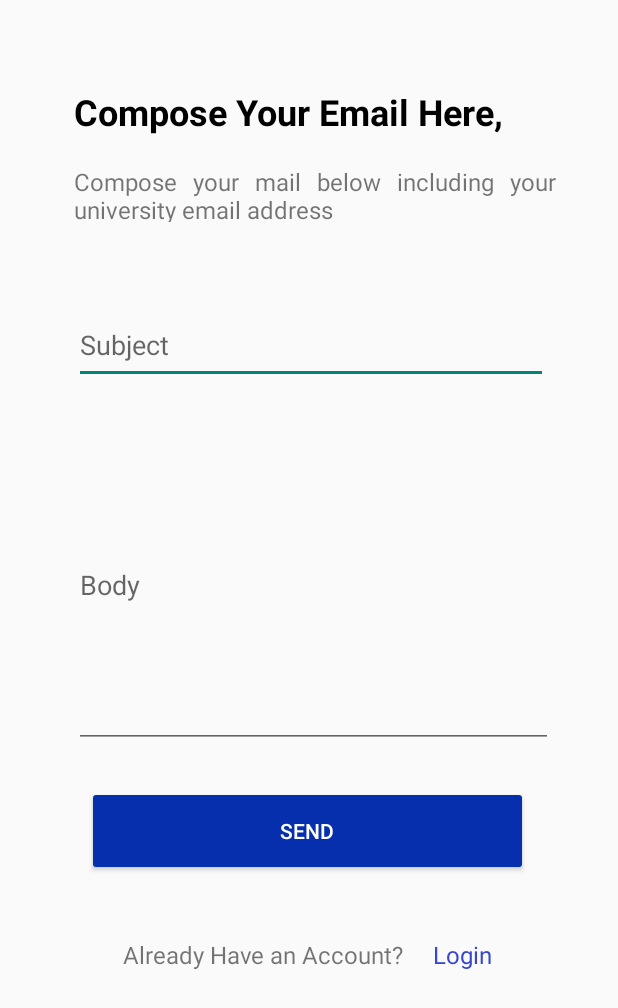
After one commit to shehan-shyaminda/PocketUni-Admin, an Android app: the Signup screen opened directly, with no data from a screen before it, on a phone screen of 412 x 824 dp. The commit adds this screen. Shown: the top 1008 px of the screen. Run offline under Robolectric (Android 15) with nearby library versions, the phone set to English and light mode, and no system bars.

Commit message:
Initial Screens and other modifications

```diff
--- a/app/src/main/java/com/codelabs/pocketuni_admin/SignUpActivity.java
+++ b/app/src/main/java/com/codelabs/pocketuni_admin/AboutUs.java
@@ -4,11 +4,11 @@ import androidx.appcompat.app.AppCompatActivity;
 
 import android.os.Bundle;
 
-public class SignUpActivity extends AppCompatActivity {
+public class AboutUs extends AppCompatActivity {
 
     @Override
     protected void onCreate(Bundle savedInstanceState) {
         super.onCreate(savedInstanceState);
-        setContentView(R.layout.activity_sign_up);
+        setContentView(R.layout.activity_about_us);
     }
 }
--- /dev/null
+++ b/app/src/main/java/com/codelabs/pocketuni_admin/Signup.java
@@ -0,0 +1,14 @@
+package com.codelabs.pocketuni_admin;
+
+import androidx.appcompat.app.AppCompatActivity;
+
+import android.os.Bundle;
+
+public class Signup extends AppCompatActivity {
+
+    @Override
+    protected void onCreate(Bundle savedInstanceState) {
+        super.onCreate(savedInstanceState);
+        setContentView(R.layout.activity_signup);
+    }
+}
--- a/app/src/main/res/layout/activity_add_new_batch.xml
+++ b/app/src/main/res/layout/activity_add_new_batch.xml
@@ -45,6 +45,7 @@
                     android:layout_marginStart="77dp"
                     android:layout_marginTop="10dp"
                     android:text="Add New Batch"
+                    android:textColor="#000000"
                     android:textSize="24sp"
                     android:textStyle="bold"
                     app:layout_constraintStart_toStartOf="parent"
--- a/app/src/main/res/layout/activity_add_new_event.xml
+++ b/app/src/main/res/layout/activity_add_new_event.xml
@@ -38,6 +38,7 @@
                     android:layout_marginStart="57dp"
                     android:layout_marginTop="16dp"
                     android:text="Add New Event"
+                    android:textColor="#000000"
                     android:textSize="24sp"
                     android:textStyle="bold"
                     app:layout_constraintStart_toStartOf="parent"
--- a/app/src/main/res/layout/activity_add_new_subject.xml
+++ b/app/src/main/res/layout/activity_add_new_subject.xml
@@ -46,6 +46,7 @@
                     android:layout_height="wrap_content"
                     android:layout_marginStart="68dp"
                     android:text="Add New Subject"
+                    android:textColor="#000000"
                     android:textSize="24sp"
                     android:textStyle="bold"
                     app:layout_constraintStart_toStartOf="parent"
--- a/app/src/main/res/layout/activity_admin_profile.xml
+++ b/app/src/main/res/layout/activity_admin_profile.xml
@@ -61,6 +61,7 @@
                     android:layout_marginStart="104dp"
                     android:layout_marginTop="18dp"
                     android:text="My Profile"
+                    android:textColor="#000000"
                     android:textSize="24sp"
                     android:textStyle="bold"
                     app:layout_constraintStart_toStartOf="parent"
--- a/app/src/main/res/layout/activity_calender_events.xml
+++ b/app/src/main/res/layout/activity_calender_events.xml
@@ -59,6 +59,7 @@
                     android:layout_height="wrap_content"
                     android:layout_marginStart="72dp"
                     android:text="Calender Events"
+                    android:textColor="#000000"
                     android:textSize="24sp"
                     android:textStyle="bold"
                     app:layout_constraintStart_toStartOf="parent"
@@ -70,6 +71,7 @@
                     android:layout_height="wrap_content"
                     android:layout_marginStart="51dp"
                     android:layout_marginTop="11dp"
+                    android:justificationMode="inter_word"
                     android:text="Select a date to add new event"
                     android:textSize="16sp"
                     app:layout_constraintStart_toStartOf="parent"
--- a/app/src/main/res/layout/activity_edit_profile.xml
+++ b/app/src/main/res/layout/activity_edit_profile.xml
@@ -60,6 +60,7 @@
                     android:layout_height="wrap_content"
                     android:layout_marginStart="104dp"
                     android:text="My Profile"
+                    android:textColor="#000000"
                     android:textSize="24sp"
                     android:textStyle="bold"
                     app:layout_constraintStart_toStartOf="parent"
--- /dev/null
+++ b/app/src/main/res/layout/activity_signup.xml
@@ -0,0 +1,92 @@
+<?xml version="1.0" encoding="utf-8"?>
+<androidx.constraintlayout.widget.ConstraintLayout xmlns:android="http://schemas.android.com/apk/res/android"
+    xmlns:app="http://schemas.android.com/apk/res-auto"
+    xmlns:tools="http://schemas.android.com/tools"
+    android:layout_width="match_parent"
+    android:layout_height="match_parent"
+    tools:context=".Signup">
+
+    <TextView
+        android:id="@+id/textView26"
+        android:layout_width="wrap_content"
+        android:layout_height="wrap_content"
+        android:layout_marginStart="49dp"
+        android:layout_marginTop="58dp"
+        android:text="Compose Your Email Here,"
+        android:textColor="#000000"
+        android:textSize="24sp"
+        android:textStyle="bold"
+        app:layout_constraintStart_toStartOf="parent"
+        app:layout_constraintTop_toTopOf="parent" />
+
+    <TextView
+        android:id="@+id/textView27"
+        android:layout_width="321dp"
+        android:layout_height="38dp"
+        android:layout_marginStart="49dp"
+        android:layout_marginTop="19dp"
+        android:justificationMode="inter_word"
+        android:text="Compose your mail below including your university email address"
+        android:textSize="16sp"
+        app:layout_constraintStart_toStartOf="parent"
+        app:layout_constraintTop_toBottomOf="@+id/textView26" />
+
+    <EditText
+        android:id="@+id/editTextSubject"
+        android:layout_width="316dp"
+        android:layout_height="52dp"
+        android:layout_marginStart="49dp"
+        android:layout_marginTop="56dp"
+        android:ems="10"
+        android:hint="Subject"
+        android:inputType="textPersonName"
+        app:layout_constraintStart_toStartOf="parent"
+        app:layout_constraintTop_toBottomOf="@+id/textView27" />
+
+    <EditText
+        android:id="@+id/editTextTextPersonName3"
+        android:layout_width="319dp"
+        android:layout_height="217dp"
+        android:layout_marginStart="49dp"
+        android:layout_marginTop="25dp"
+        android:ems="10"
+        android:hint="Body"
+        android:inputType="textPersonName"
+        app:layout_constraintStart_toStartOf="parent"
+        app:layout_constraintTop_toBottomOf="@+id/editTextSubject" />
+
+    <Button
+        android:id="@+id/button"
+        android:layout_width="294dp"
+        android:layout_height="60dp"
+        android:layout_marginStart="58dp"
+        android:layout_marginTop="25dp"
+        android:backgroundTint="#052FAD"
+        android:text="SEND"
+        android:textColor="#FFFFFF"
+        app:layout_constraintStart_toStartOf="parent"
+        app:layout_constraintTop_toBottomOf="@+id/editTextTextPersonName3" />
+
+    <TextView
+        android:id="@+id/textView28"
+        android:layout_width="wrap_content"
+        android:layout_height="wrap_content"
+        android:layout_marginStart="82dp"
+        android:layout_marginTop="41dp"
+        android:text="Already Have an Account?"
+        android:textSize="16sp"
+        app:layout_constraintStart_toStartOf="parent"
+        app:layout_constraintTop_toBottomOf="@+id/button" />
+
+    <TextView
+        android:id="@+id/textView29"
+        android:layout_width="wrap_content"
+        android:layout_height="wrap_content"
+        android:layout_marginStart="19dp"
+        android:layout_marginTop="41dp"
+        android:text="Login "
+        android:textColor="#3847CD"
+        android:textSize="16sp"
+        app:layout_constraintStart_toEndOf="@+id/textView28"
+        app:layout_constraintTop_toBottomOf="@+id/button" />
+</androidx.constraintlayout.widget.ConstraintLayout>
```
Also changed, not shown: app/src/main/AndroidManifest.xml (+12 -1 lines), app/src/main/java/com/codelabs/pocketuni_admin/Help.java (added, +14 -0 lines), app/src/main/java/com/codelabs/pocketuni_admin/MailConfirmation.java (added, +14 -0 lines), app/src/main/res/layout/activity_about_us.xml (added, +77 -0 lines), app/src/main/res/layout/activity_forgot_password.xml (+67 -0 lines), app/src/main/res/layout/activity_help.xml (added, +78 -0 lines), app/src/main/res/layout/activity_mail_confirmation.xml (added, +75 -0 lines), app/src/main/res/layout/activity_sign_up.xml (deleted, +0 -9 lines), app/src/main/res/drawable/rectangle_116.png (added), app/src/main/res/drawable/thumb_up.png (added), app/src/main/res/drawable/woman_with_laptop_sends_sms_mails_around_the_world.png (added).
